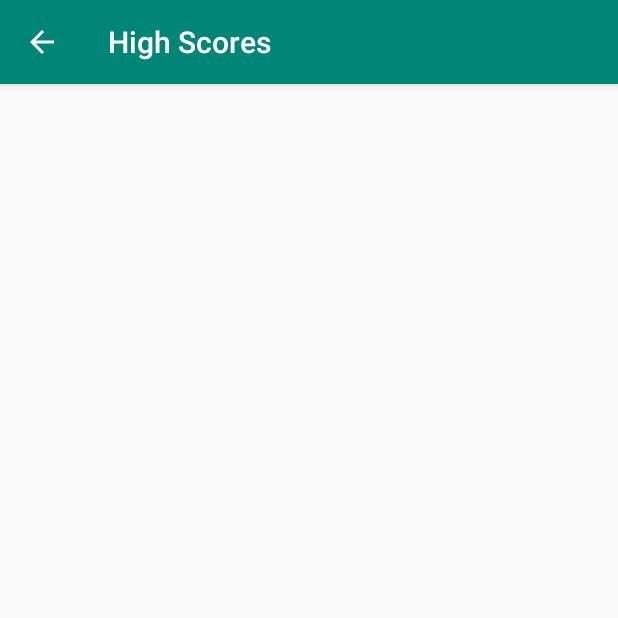
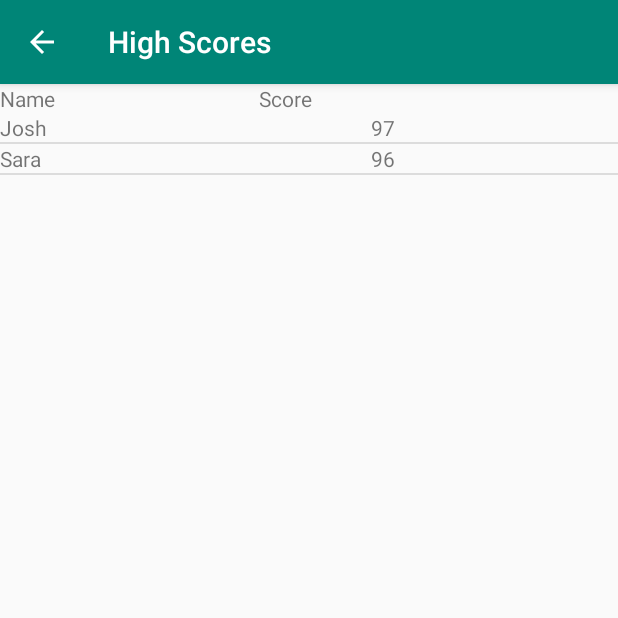
Before and after one commit to GRAYZ16/ParanoidAndroid, an Android app: the screen it shows after launch (ScoresActivity), after a tap on "HIGH SCORES", on a phone screen of 412 x 824 dp, the top half of it. Run offline under Robolectric (Android 15) with nearby library versions, the phone set to English and light mode, and no system bars.

Commit message:
Complete High Score Functionality and High Scores Activity

```diff
--- a/app/src/main/java/au/edu/jcu/cp3406/paranoidandroid/ScoresActivity.java
+++ b/app/src/main/java/au/edu/jcu/cp3406/paranoidandroid/ScoresActivity.java
@@ -2,14 +2,46 @@ package au.edu.jcu.cp3406.paranoidandroid;
 
 import android.support.v7.app.AppCompatActivity;
 import android.os.Bundle;
+import android.util.Log;
+import android.widget.ListView;
+
+import java.util.ArrayList;
+
+import au.edu.jcu.cp3406.paranoidandroid.score.Score;
+import au.edu.jcu.cp3406.paranoidandroid.score.ScoreAdapter;
+import au.edu.jcu.cp3406.paranoidandroid.score.ScoreManager;
 
 public class ScoresActivity extends AppCompatActivity
 {
+    private final int SCORES_TO_SHOW = 10;
+
+    private ScoreAdapter scoreAdapter;
+    private ScoreManager scoreManager;
+
+    ListView scoreView;
 
     @Override
     protected void onCreate(Bundle savedInstanceState)
     {
         super.onCreate(savedInstanceState);
         setContentView(R.layout.activity_scores);
+
+        scoreManager = new ScoreManager(this);
+
+        scoreAdapter = new ScoreAdapter(this, new ArrayList<Score>());
+
+        scoreView = findViewById(R.id.scoreView);
+        scoreView.setAdapter(scoreAdapter);
+
+        Score[] scores = scoreManager.getTopScores(SCORES_TO_SHOW);
+
+        for (int i = 0; i < SCORES_TO_SHOW; i++)
+        {
+            if(scores[i].name != null)
+            {
+                Log.i("ScoreActivity", String.format("%s %d", scores[i].name, scores[i].score));
+                scoreAdapter.add(scores[i]);
+            }
+        }
     }
 }
--- /dev/null
+++ b/app/src/main/java/au/edu/jcu/cp3406/paranoidandroid/score/Score.java
@@ -0,0 +1,7 @@
+package au.edu.jcu.cp3406.paranoidandroid.score;
+
+public class Score
+{
+    public String name;
+    public int score;
+}
--- /dev/null
+++ b/app/src/main/java/au/edu/jcu/cp3406/paranoidandroid/score/ScoreAdapter.java
@@ -0,0 +1,79 @@
+package au.edu.jcu.cp3406.paranoidandroid.score;
+
+import android.annotation.SuppressLint;
+import android.app.Activity;
+import android.content.Context;
+import android.view.LayoutInflater;
+import android.view.View;
+import android.view.ViewGroup;
+import android.widget.BaseAdapter;
+import android.widget.TextView;
+
+import java.util.List;
+import java.util.Locale;
+
+import au.edu.jcu.cp3406.paranoidandroid.R;
+
+public class ScoreAdapter extends BaseAdapter
+{
+    private Context context;
+    private List<Score> scores;
+
+    public ScoreAdapter(Context context, List<Score> scores)
+    {
+        this.context = context;
+        this.scores = scores;
+    }
+
+    @Override
+    public int getCount()
+    {
+        return scores.size();
+    }
+
+    @Override
+    public Object getItem(int position)
+    {
+        return scores.get(position);
+    }
+
+    @Override
+    public long getItemId(int position)
+    {
+        return position;
+    }
+
+    @Override
+    public View getView(int position, View convertView, ViewGroup parent)
+    {
+        ScoreView view;
+
+        if(convertView == null)
+        {
+            LayoutInflater scoreInflater = (LayoutInflater)context.getSystemService(Activity.LAYOUT_INFLATER_SERVICE);
+            convertView = scoreInflater.inflate(R.layout.score, null);
+
+            view = new ScoreView();
+            view.name = convertView.findViewById(R.id.name);
+            view.score = convertView.findViewById(R.id.score);
+            convertView.setTag(view);
+        }
+        else
+        {
+            view = (ScoreView) convertView.getTag();
+        }
+
+        Score score = (Score) getItem(position);
+
+        view.name.setText(score.name);
+        view.score.setText(Integer.toString(score.score));
+
+        return convertView;
+    }
+
+    public void add(Score score)
+    {
+        scores.add(score);
+        notifyDataSetChanged();
+    }
+}
--- a/app/src/main/java/au/edu/jcu/cp3406/paranoidandroid/score/ScoreDatabaseHelper.java
+++ b/app/src/main/java/au/edu/jcu/cp3406/paranoidandroid/score/ScoreDatabaseHelper.java
@@ -4,9 +4,12 @@ import android.content.ContentValues;
 import android.content.Context;
 import android.database.sqlite.SQLiteDatabase;
 import android.database.sqlite.SQLiteOpenHelper;
+import android.util.Log;
 
 public class ScoreDatabaseHelper extends SQLiteOpenHelper
 {
+    public static final String SCORE_TABLE = "SCORE";
+
     private static final String DB_NAME = "paranoidandroid";
     private static final int DB_VERSION = 1;
 
@@ -18,18 +21,13 @@ public class ScoreDatabaseHelper extends SQLiteOpenHelper
     @Override
     public void onCreate(SQLiteDatabase db)
     {
-        db.execSQL("CREATE TABLE SCORE(_id INTEGER PRIMARY KEY AUTOINCREMENT," +
-                "NAME TEXT," +
-                "SCORE INTEGER);");
-
-        addScore(db, "Josh", 97);
-        addScore(db, "Sara", 96);
+        updateDB(db, 0, DB_VERSION);
     }
 
     @Override
     public void onUpgrade(SQLiteDatabase db, int oldVersion, int newVersion)
     {
-
+        updateDB(db, oldVersion, newVersion);
     }
 
     private static void addScore(SQLiteDatabase db, String name, int score)
@@ -37,6 +35,23 @@ public class ScoreDatabaseHelper extends SQLiteOpenHelper
         ContentValues scoreValues = new ContentValues();
         scoreValues.put("NAME", name);
         scoreValues.put("SCORE", score);
-        db.insert("SCORE", null, scoreValues);
+        db.insert(SCORE_TABLE, null, scoreValues);
+    }
+
+    private void updateDB(SQLiteDatabase db, int oldVersion, int newVersion)
+    {
+        if (oldVersion < 1)
+        {
+            db.execSQL("CREATE TABLE " + SCORE_TABLE + "(_id INTEGER PRIMARY KEY AUTOINCREMENT," +
+                    "NAME TEXT," +
+                    "SCORE INTEGER);");
+
+            addScore(db, "Josh", 97);
+            addScore(db, "Sara", 96);
+        }
+        else
+        {
+            Log.e("ScoreDatabaseHelper", "DB_VERSION not supported");
+        }
     }
 }
--- /dev/null
+++ b/app/src/main/java/au/edu/jcu/cp3406/paranoidandroid/score/ScoreManager.java
@@ -0,0 +1,61 @@
+package au.edu.jcu.cp3406.paranoidandroid.score;
+
+import android.content.Context;
+import android.database.Cursor;
+import android.database.sqlite.SQLiteDatabase;
+import android.database.sqlite.SQLiteException;
+import android.database.sqlite.SQLiteOpenHelper;
+import android.util.Log;
+
+public class ScoreManager
+{
+    private SQLiteOpenHelper scoreDatabaseHelper;
+    private Context context;
+
+    public ScoreManager(Context context)
+    {
+        this.context = context;
+        scoreDatabaseHelper = new ScoreDatabaseHelper(this.context);
+
+    }
+
+    public Score[] getTopScores(int totalEntries)
+    {
+        try
+        {
+            Score[] scores = new Score[totalEntries];
+
+            for (int i = 0; i < totalEntries; i++)
+            {
+                scores[i] = new Score();
+            }
+
+            SQLiteDatabase db = scoreDatabaseHelper.getReadableDatabase();
+            Cursor cursor = db.query(ScoreDatabaseHelper.SCORE_TABLE, new String[] {"NAME", "SCORE"}, null, null, null, null, "SCORE DESC", Integer.toString(totalEntries));
+
+            if(cursor != null)
+            {
+                cursor.moveToFirst();
+            }
+
+            int i = 0;
+            do
+            {
+                scores[i].name = cursor.getString(0);
+                scores[i].score = cursor.getInt(1);
+
+                i++;
+            }while(cursor.moveToNext());
+
+            cursor.close();
+            db.close();
+
+            return scores;
+        }
+        catch (SQLiteException e)
+        {
+            Log.e("ScoreManager", "Score Database is unavailable");
+        }
+        return null;
+    }
+}
--- /dev/null
+++ b/app/src/main/java/au/edu/jcu/cp3406/paranoidandroid/score/ScoreView.java
@@ -0,0 +1,9 @@
+package au.edu.jcu.cp3406.paranoidandroid.score;
+
+import android.widget.TextView;
+
+public class ScoreView
+{
+    public TextView name;
+    public TextView score;
+}
--- a/app/src/main/res/layout/activity_scores.xml
+++ b/app/src/main/res/layout/activity_scores.xml
@@ -5,5 +5,39 @@
     android:layout_width="match_parent"
     android:layout_height="match_parent"
     tools:context=".ScoresActivity">
+    <TableLayout
+        android:id="@+id/scoreHeader"
+        android:layout_width="match_parent"
+        android:layout_height="wrap_content">
+
+    <TableRow
+        android:layout_width="match_parent"
+        android:layout_height="wrap_content"
+        app:layout_constraintTop_toTopOf="parent"
+        app:layout_constraintBottom_toTopOf="@+id/scoreView">
+
+        <TextView
+            android:id="@+id/headerName"
+            android:layout_height="wrap_content"
+            android:layout_width="match_parent"
+            android:layout_weight="0.4"
+            android:text="@string/header_name" />
+
+        <TextView
+            android:id="@+id/headerScore"
+            android:layout_height="wrap_content"
+            android:layout_width="match_parent"
+            android:layout_weight="0.6"
+            android:text="@string/header_score"/>
+    </TableRow>
+    </TableLayout>
+
+    <ListView
+        android:id="@+id/scoreView"
+        android:layout_width="match_parent"
+        android:layout_height="0dp"
+        app:layout_constraintTop_toBottomOf="@id/scoreHeader"
+        app:layout_constraintBottom_toBottomOf="parent"
+        />
 
 </android.support.constraint.ConstraintLayout>
--- /dev/null
+++ b/app/src/main/res/layout/score.xml
@@ -0,0 +1,21 @@
+<?xml version="1.0" encoding="utf-8"?>
+<LinearLayout xmlns:android="http://schemas.android.com/apk/res/android"
+    android:layout_width="match_parent"
+    android:layout_height="match_parent"
+    android:orientation="horizontal">
+
+    <TextView
+        android:id="@+id/name"
+        android:layout_width="match_parent"
+        android:layout_height="wrap_content"
+        android:layout_weight="0.4"
+        android:text="@string/header_name"/>
+
+    <TextView
+        android:id="@+id/score"
+        android:layout_width="match_parent"
+        android:layout_height="wrap_content"
+        android:layout_weight="0.6"
+        android:text="@string/header_score"/>
+
+</LinearLayout>
--- a/app/src/main/res/values/strings.xml
+++ b/app/src/main/res/values/strings.xml
@@ -3,4 +3,6 @@
     <string name="btn_newGame">New Game</string>
     <string name="btn_scores">High Scores</string>
     <string name="btn_settings">Settings</string>
+    <string name="header_name">Name</string>
+    <string name="header_score">Score</string>
 </resources>
```
Also changed, not shown: 1 other file.
